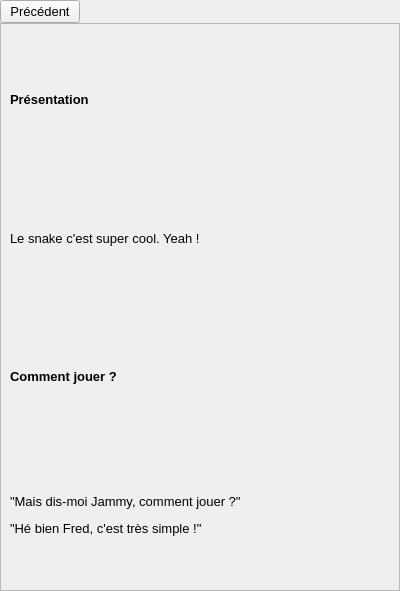
First picture: the form in instructions-form.ui, repository loicbourgois/snake2i, before the edit.
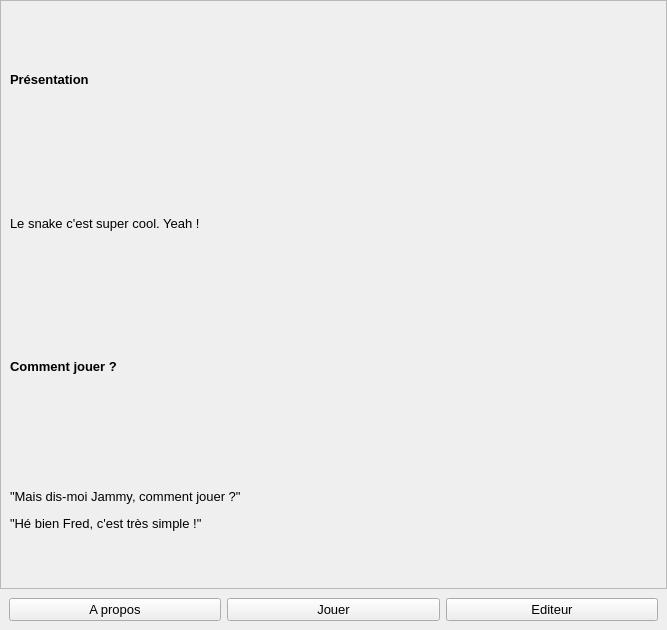
Second picture: the form after the edit.

```diff
--- a/instructions-form.ui
+++ b/instructions-form.ui
@@ -6,8 +6,8 @@
    <rect>
     <x>0</x>
     <y>0</y>
-    <width>400</width>
-    <height>591</height>
+    <width>667</width>
+    <height>630</height>
    </rect>
   </property>
   <property name="font">
@@ -34,7 +34,7 @@
    <property name="spacing">
     <number>0</number>
    </property>
-   <item row="1" column="0">
+   <item row="0" column="0">
     <widget class="QScrollArea" name="scrollArea">
      <property name="widgetResizable">
       <bool>true</bool>
@@ -44,8 +44,8 @@
        <rect>
         <x>0</x>
         <y>0</y>
-        <width>398</width>
-        <height>559</height>
+        <width>665</width>
+        <height>576</height>
        </rect>
       </property>
       <layout class="QGridLayout" name="gridLayout_3">
@@ -93,43 +93,29 @@
      </widget>
     </widget>
    </item>
-   <item row="0" column="0">
+   <item row="1" column="0">
     <widget class="QWidget" name="widget" native="true">
      <layout class="QGridLayout" name="gridLayout_2">
-      <property name="leftMargin">
-       <number>0</number>
-      </property>
-      <property name="topMargin">
-       <number>0</number>
-      </property>
-      <property name="rightMargin">
-       <number>0</number>
-      </property>
-      <property name="bottomMargin">
-       <number>0</number>
-      </property>
-      <property name="spacing">
-       <number>0</number>
-      </property>
-      <item row="0" column="0">
-       <widget class="QPushButton" name="pushButton">
-        <property name="text">
-         <string>Précédent</string>
-        </property>
-       </widget>
-      </item>
       <item row="0" column="1">
-       <spacer name="horizontalSpacer">
-        <property name="orientation">
-         <enum>Qt::Horizontal</enum>
+       <widget class="QPushButton" name="pushButtonPlay">
+        <property name="text">
+         <string>Jouer</string>
         </property>
-        <property name="sizeHint" stdset="0">
-         <size>
-          <width>40</width>
-          <height>20</height>
-         </size>
+       </widget>
+      </item>
+      <item row="0" column="2">
+       <widget class="QPushButton" name="pushButtonEditeur">
+        <property name="text">
+         <string>Editeur</string>
         </property>
-       </spacer>
+       </widget>
+      </item>
+      <item row="0" column="0">
+       <widget class="QPushButton" name="pushButtonAbout">
+        <property name="text">
+         <string>A propos</string>
+        </property>
+       </widget>
       </item>
      </layout>
     </widget>
```
